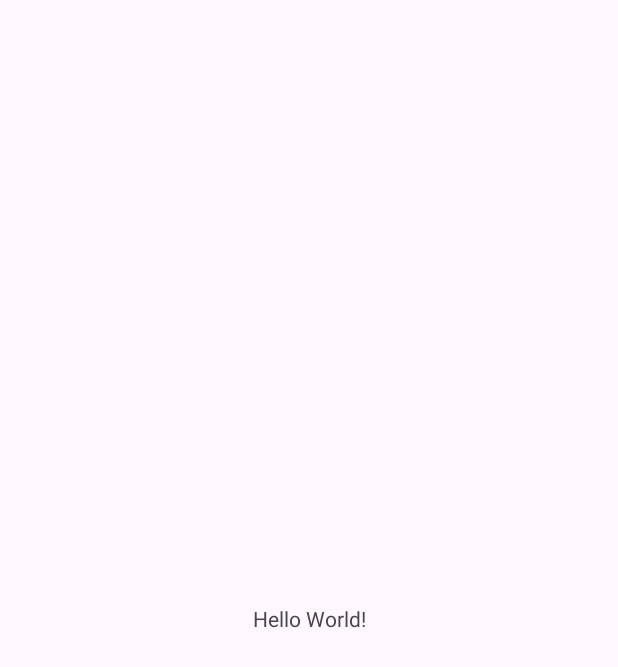
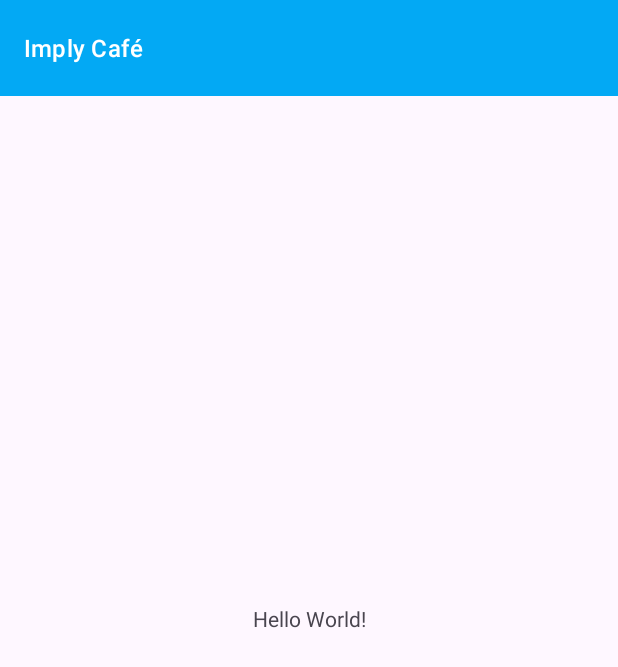
Before and after one commit to Intelligencewow/ImplyCafe, an Android app: the screen it shows after launch (MainActivity), on a phone screen of 412 x 824 dp. Before the commit the part shown is almost empty. Shown: the top 667 px of the screen. Run offline under Robolectric (Android 15) with nearby library versions, the phone set to English and light mode, and no system bars.

Commit message:
Create a first layout

```diff
--- a/app/src/main/res/layout/activity_main.xml
+++ b/app/src/main/res/layout/activity_main.xml
@@ -7,7 +7,21 @@
     android:layout_height="match_parent"
     tools:context=".MainActivity">
 
+    <androidx.appcompat.widget.Toolbar
+        android:id="@+id/toolbar"
+        android:layout_width="0dp"
+        android:layout_height="wrap_content"
+        android:background="#03A9F4"
+        android:minHeight="?attr/actionBarSize"
+        android:theme="?attr/actionBarTheme"
+        app:layout_constraintEnd_toEndOf="parent"
+        app:layout_constraintStart_toStartOf="parent"
+        app:layout_constraintTop_toTopOf="parent"
+        app:subtitle="Imply Café"
+        app:subtitleTextColor="@color/white" />
+
     <TextView
+        android:id="@+id/textView"
         android:layout_width="wrap_content"
         android:layout_height="wrap_content"
         android:text="Hello World!"
@@ -16,4 +30,5 @@
         app:layout_constraintStart_toStartOf="parent"
         app:layout_constraintTop_toTopOf="parent" />
 
+
 </androidx.constraintlayout.widget.ConstraintLayout>
```
